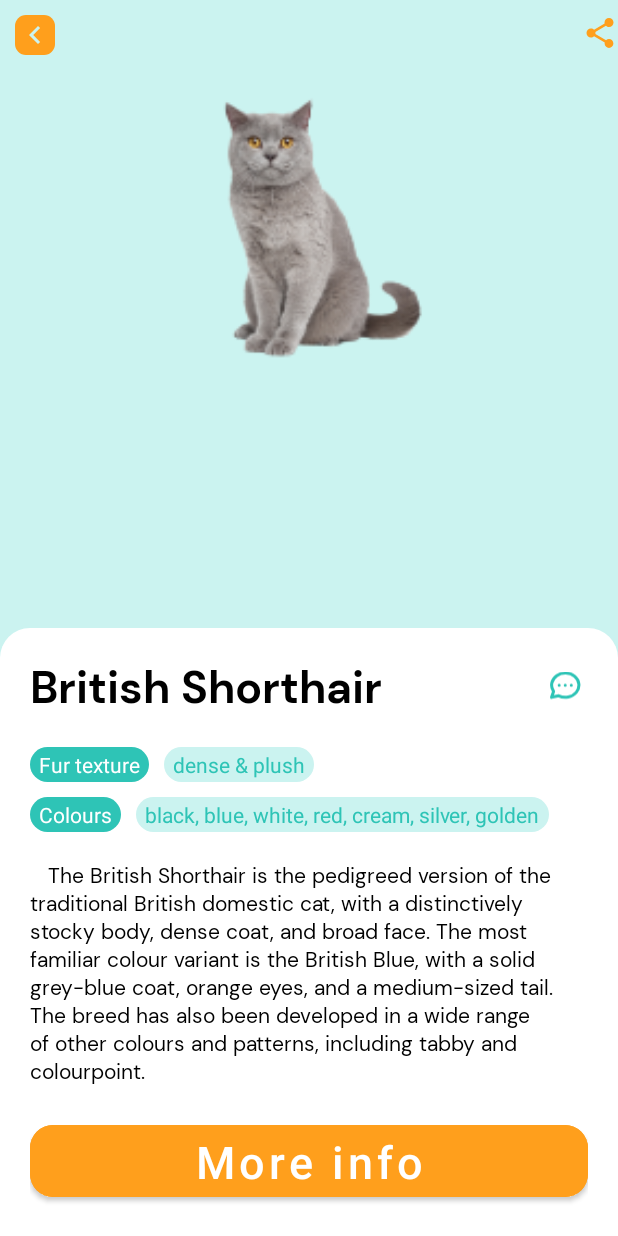
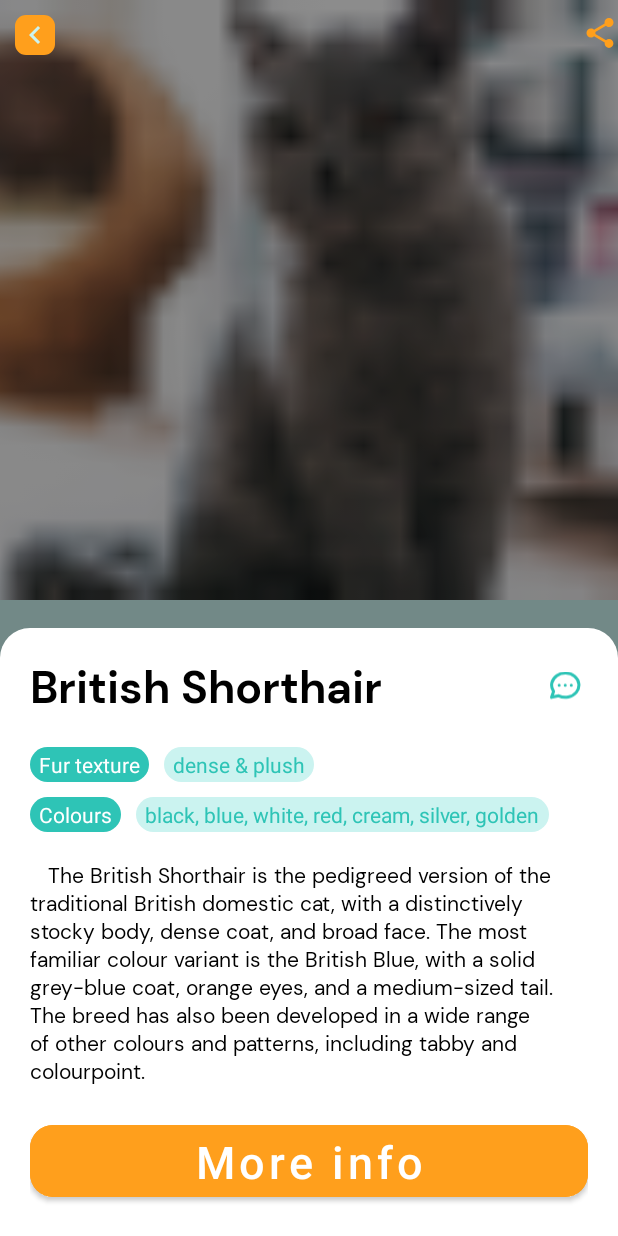
Before and after one commit to kucingapi/kucingin, an Android app: the layout activity_detail_cat.xml on its own in the app's theme, with its tools: preview values and no code run, on a phone screen of 412 x 824 dp. Run offline under Robolectric (Android 15) with nearby library versions, the phone set to English and light mode, and no system bars.

```diff
--- a/app/src/main/res/layout/activity_detail_cat.xml
+++ b/app/src/main/res/layout/activity_detail_cat.xml
@@ -11,7 +11,23 @@
                                                        app:layout_constraintStart_toStartOf="parent"
                                                        app:layout_constraintTop_toTopOf="parent"
     >
-
+        <ImageView android:layout_width="match_parent"
+                   android:id="@+id/detail_image"
+                   android:scaleType="centerCrop"
+                   android:adjustViewBounds="true"
+                   app:layout_constraintTop_toTopOf="parent"
+                   app:layout_constraintLeft_toLeftOf="parent"
+                   app:layout_constraintRight_toRightOf="parent"
+                   android:layout_height="400dp"
+                   android:src="@drawable/cat_shorthair"
+        />
+        <View
+                android:background="#70000000"
+                app:layout_constraintTop_toTopOf="parent"
+                app:layout_constraintLeft_toLeftOf="parent"
+                android:layout_width="match_parent"
+                android:layout_height="500dp"
+        />
         <androidx.appcompat.widget.AppCompatImageButton android:layout_width="wrap_content"
                                                         android:id="@+id/button_back"
                                                         android:layout_height="wrap_content"
@@ -34,14 +50,6 @@
                    android:src="@drawable/ic_share"
         />
     </androidx.constraintlayout.widget.ConstraintLayout>
-    <ImageView android:layout_width="250dp"
-               android:layout_marginTop="10dp"
-               app:layout_constraintTop_toBottomOf="@id/header_container"
-               app:layout_constraintLeft_toLeftOf="parent"
-               app:layout_constraintRight_toRightOf="parent"
-               android:layout_height="200dp"
-               android:src="@drawable/british_short_hair"
-    />
     <LinearLayout android:layout_width="match_parent"
                   app:layout_constraintBottom_toBottomOf="parent"
                   android:background="@drawable/detail_cat_description"
@@ -52,6 +60,7 @@
         <LinearLayout android:layout_width="match_parent" android:layout_height="wrap_content">
 
             <TextView android:layout_width="wrap_content"
+                      android:id="@+id/detail_title"
                       android:text="British Shorthair"
                       android:textSize="30dp"
                       android:textColor="@color/black"
@@ -113,6 +122,7 @@
             />
         </LinearLayout>
         <TextView android:layout_width="wrap_content"
+                  android:id="@+id/detail_description"
                   android:layout_marginVertical="20dp"
                   android:layout_height="wrap_content"
                   android:text="   The British Shorthair is the pedigreed version of the traditional British domestic cat, with a distinctively stocky body, dense coat, and broad face. The most familiar colour variant is the British Blue, with a solid grey-blue coat, orange eyes, and a medium-sized tail. The breed has also been developed in a wide range of other colours and patterns, including tabby and colourpoint."
```
Also changed, not shown: app/src/main/java/com/example/kucingin/CardAdapter.java (+20 -2 lines), app/src/main/java/com/example/kucingin/DetailCat.java (+10 -2 lines).
